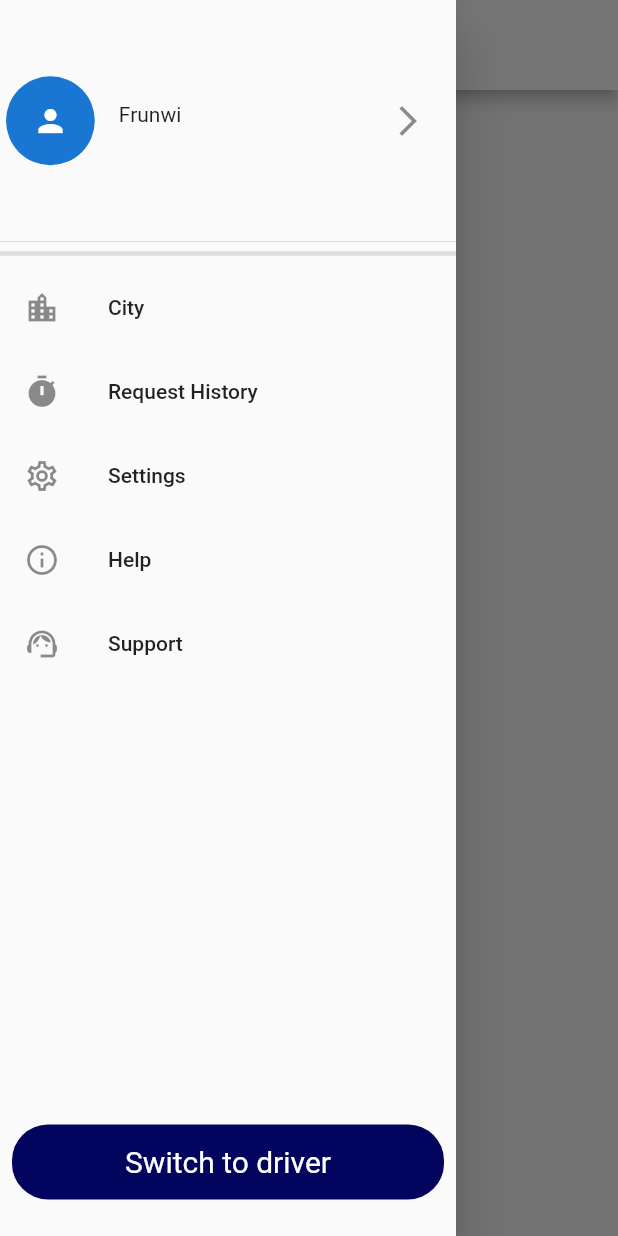
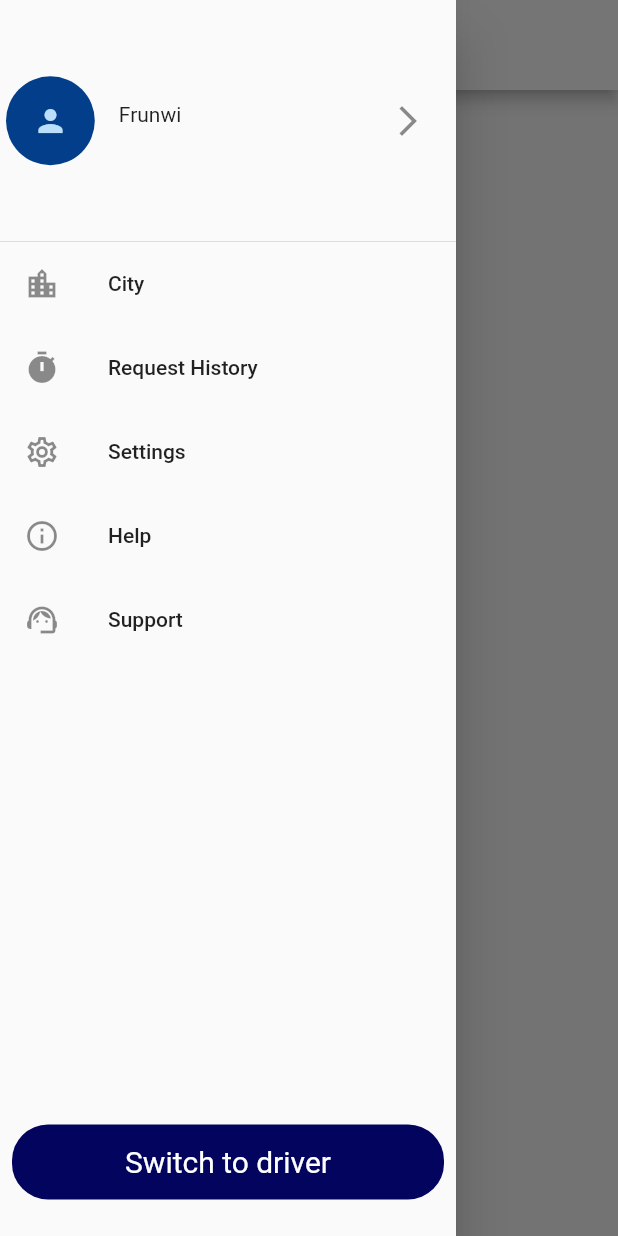
Before and after one commit to mugri-ndeh/indriver_clone, a Flutter app: the Help screen opened directly, after a tap on the "menu" icon, on a phone screen of 412 x 824 dp. Run offline on Flutter 3.47's test engine with Material 2 defaults, Android fonts, the phone set to English and light mode, and no system bars; our stand-ins replace cloud_firestore, date_field, firebase_auth, firebase_core, geolocator, google_maps_flutter and 2 more; missing offline and left inert: flutter_polyline_points, flutter_sim_country_code; accounts and stored records are empty.

Commit message:
color added

```diff
--- a/lib/ui/app_bar.dart
+++ b/lib/ui/app_bar.dart
@@ -1,4 +1,5 @@
 import 'package:flutter/material.dart';
+import 'package:indriver_clone/ui/constants.dart';
 
 class HomeAppBar extends StatelessWidget with PreferredSizeWidget {
   const HomeAppBar({Key? key}) : super(key: key);
@@ -17,7 +18,7 @@ class HomeAppBar extends StatelessWidget with PreferredSizeWidget {
             },
             icon: const Icon(
               Icons.menu,
-              color: Colors.green,
+              color: primaryColor,
             ),
           ),
         );
@@ -29,7 +30,7 @@ class HomeAppBar extends StatelessWidget with PreferredSizeWidget {
             onPressed: () {},
             icon: const Icon(
               Icons.share,
-              color: Colors.green,
+              color: primaryColor,
             ),
           ),
         )
@@ -55,11 +56,16 @@ class NavAppbar extends StatelessWidget with PreferredSizeWidget {
       leading: Builder(builder: (context) {
         return IconButton(
           onPressed: () {
-            Scaffold.of(context).openDrawer();
+            try {
+              Scaffold.of(context).openDrawer();
+            } catch (e) {
+              print(e);
+            }
+            print('pressed');
           },
           icon: const Icon(
             Icons.menu,
-            color: Colors.green,
+            color: primaryColor,
           ),
         );
       }),
--- a/lib/ui/nav_drawer.dart
+++ b/lib/ui/nav_drawer.dart
@@ -7,6 +7,7 @@ import 'package:indriver_clone/screens/request_history.dart';
 import 'package:indriver_clone/screens/settings.dart';
 import 'package:indriver_clone/screens/support.dart';
 import 'package:indriver_clone/ui/button.dart';
+import 'package:indriver_clone/ui/constants.dart';
 
 class NavDrawer extends StatefulWidget {
   const NavDrawer({Key? key}) : super(key: key);
@@ -36,6 +37,7 @@ class _NavDrawerState extends State<NavDrawer> {
                       ),
                     ),
                     child: DrawerHeader(
+                      curve: Curves.easeIn,
                       padding: const EdgeInsets.all(4),
                       margin: EdgeInsets.zero,
                       child: Row(
@@ -43,6 +45,7 @@ class _NavDrawerState extends State<NavDrawer> {
                         children: const [
                           Expanded(
                             child: CircleAvatar(
+                              backgroundColor: primaryColor,
                               radius: 50,
                               child: Icon(Icons.person),
                             ),
@@ -58,9 +61,6 @@ class _NavDrawerState extends State<NavDrawer> {
                         ],
                       ),
                     ),
-                  ),
-                  const Divider(
-                    thickness: 3,
                   ),
                   GestureDetector(
                     onTap: () {
```
